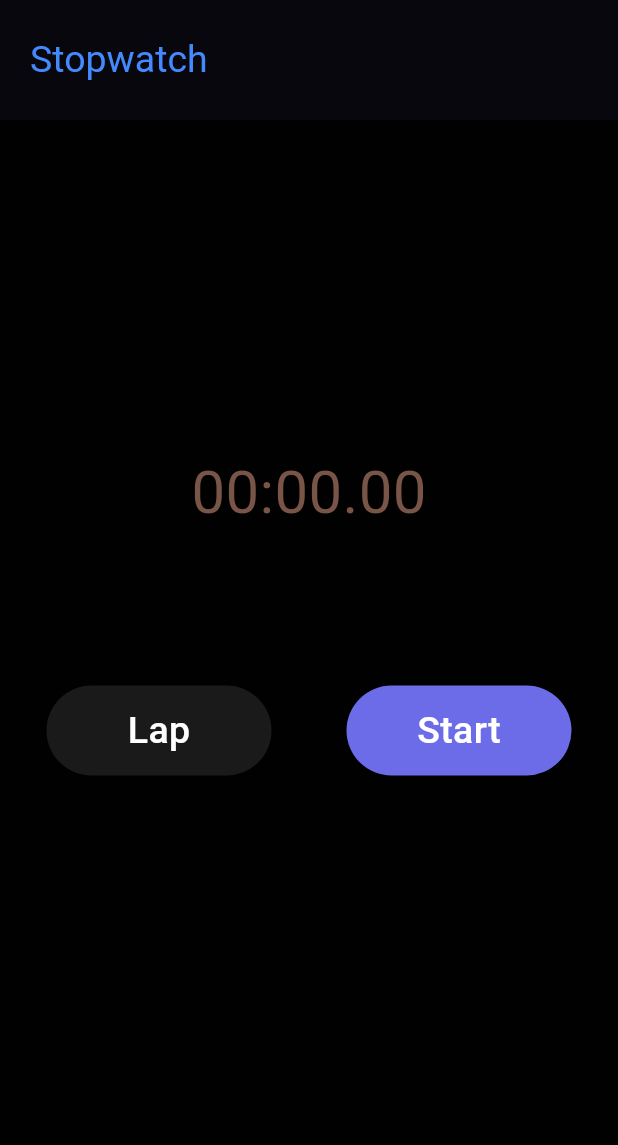
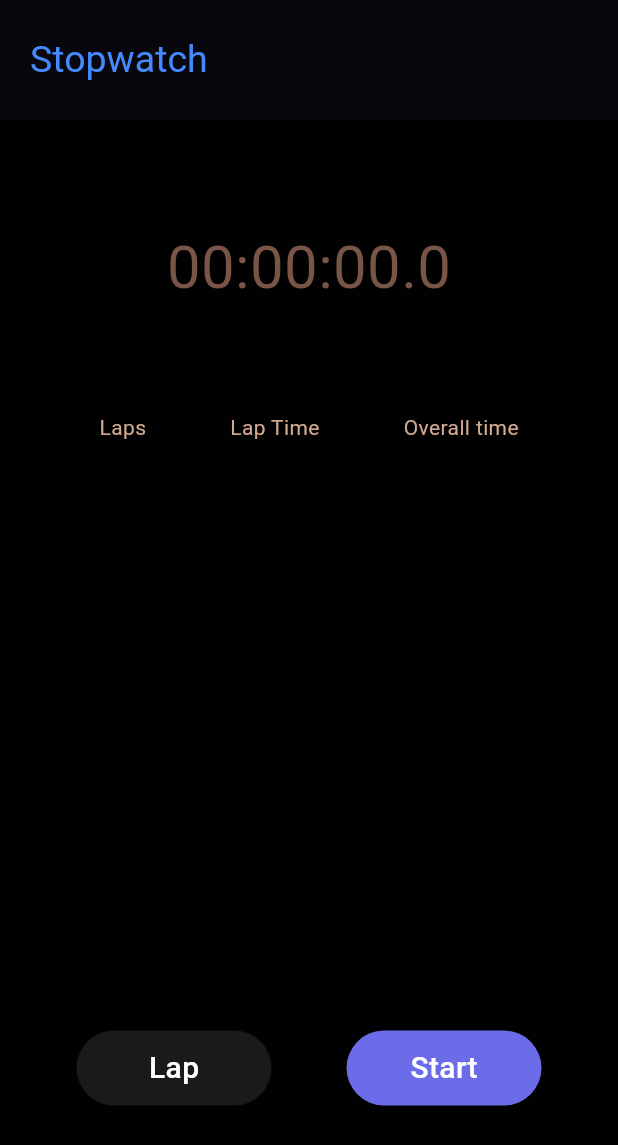
Before and after one commit to Mike-205/PRODIGY_AD_03, a Flutter app: the screen it shows after launch, on a phone screen of 412 x 824 dp. Shown: the top 1145 px of the screen. Run offline on Flutter 3.47's test engine with Material 3 defaults, Android fonts, the phone set to English and light mode, and no system bars.

Commit message:
provider state implementation

```diff
--- a/lib/components/app_buttons.dart
+++ b/lib/components/app_buttons.dart
@@ -1,25 +1,62 @@
 import 'package:flutter/cupertino.dart';
+import 'package:prodigy_ad_03/provider/my_timer.dart';
+import 'package:provider/provider.dart';
 
 import '../color/app_colors.dart';
 
 class AppButton extends StatelessWidget {
   final String text;
-  final Function() onPressed;
 
   const AppButton({
     super.key,
-    required this.text, required this.onPressed,
+    required this.text,
   });
 
   @override
   Widget build(BuildContext context) {
+    final stopwatchProvider = Provider.of<StopWatchProvider>(context);
+    Function() onTapFunction;
+    Color backgroundColor;
+
+    switch (text) {
+      case 'Start':
+        backgroundColor = AppColors.buttonColor1;
+        onTapFunction =stopwatchProvider.start;
+        break;
+
+      case 'Stop':
+        backgroundColor = AppColors.buttonColor3;
+        onTapFunction = stopwatchProvider.stop;
+        break;
+
+      case 'Resume':
+        backgroundColor = AppColors.displayColor;
+        onTapFunction = stopwatchProvider.resume;
+        break;
+
+      case 'Reset':
+        backgroundColor = AppColors.buttonColor2;
+        onTapFunction = stopwatchProvider.reset;
+        break;
+
+      case 'Lap':
+        backgroundColor = AppColors.buttonColor2;
+        onTapFunction = stopwatchProvider.lap;
+        break;
+
+      default:
+        backgroundColor = AppColors.buttonColor2;
+        onTapFunction = (){};
+        break;
+    }
+
     return GestureDetector(
-      onTap: onPressed,
+      onTap: onTapFunction,
       child: Container(
-        width: 150,
-        height: 60,
+        width: 130,
+        height: 50,
         decoration: BoxDecoration(
-          color: text == 'Start'? AppColors.buttonColor1 : (text == 'Stop'? AppColors.buttonColor3 : (text == 'Resume'? AppColors.displayColor : AppColors.buttonColor2)),
+          color: backgroundColor,
           borderRadius: BorderRadius.circular(30)
         ),
         child: Center(
@@ -27,7 +64,7 @@ class AppButton extends StatelessWidget {
             text,
             style: TextStyle(
               color: AppColors.buttonTextColor1,
-              fontSize: 25,
+              fontSize: 20,
               fontWeight: FontWeight.w500
             ),
           ),
--- a/lib/main.dart
+++ b/lib/main.dart
@@ -13,9 +13,12 @@ class MyApp extends StatelessWidget {
   // This widget is the root of your application.
   @override
   Widget build(BuildContext context) {
-    return const MaterialApp(
-      debugShowCheckedModeBanner: false,
-      home: HomePage(),
+    return ChangeNotifierProvider(
+      create: (context) => StopWatchProvider(),
+      child: const MaterialApp(
+        debugShowCheckedModeBanner: false,
+        home: HomePage(),
+      )
     );
   }
 }
--- a/lib/page/home_page.dart
+++ b/lib/page/home_page.dart
@@ -1,5 +1,7 @@
 import 'package:flutter/material.dart';
 import 'package:prodigy_ad_03/components/app_buttons.dart';
+import 'package:prodigy_ad_03/provider/my_timer.dart';
+import 'package:provider/provider.dart';
 
 import '../color/app_colors.dart';
 
@@ -11,17 +13,28 @@ class HomePage extends StatefulWidget {
 }
 
 class _HomePageState extends State<HomePage> {
-  bool isRunning = false;
-  bool stopClicked = false;
 
-  void startClicked (){
-    setState(() {
-      isRunning = !isRunning;
-    });
+  String formatDuration(Duration duration) {
+    String twoDigits(int n) => n.toString().padLeft(2, "0");
+    String twoDigitMinutes = twoDigits(duration.inMinutes.remainder(60));
+    String twoDigitSeconds = twoDigits(duration.inSeconds.remainder(60));
+    String twoDigitMilliseconds =
+    twoDigits(duration.inMilliseconds.remainder(1000) ~/ 10);
+    return "$twoDigitMinutes:$twoDigitSeconds.$twoDigitMilliseconds";
+  }
+
+  Duration calculateLapTime(List<Duration> laps, int index) {
+    if (index == 0) {
+      return laps[0];
+    } else {
+      return laps[index] - laps[index - 1];
+    }
   }
 
   @override
   Widget build(BuildContext context) {
+    final stopwatchProvider = Provider.of<StopWatchProvider>(context);
+    List<Duration> laps = stopwatchProvider.laps;
     return Scaffold(
       backgroundColor: AppColors.backgroundColor,
       appBar: AppBar(
@@ -38,12 +51,12 @@ class _HomePageState extends State<HomePage> {
           child: Column(
             children: [
               Container(
-                margin: const EdgeInsets.only(top: 200),
+                margin: const EdgeInsets.only(top: 50),
                 child: Row(
                   mainAxisAlignment: MainAxisAlignment.center,
                   children: [
                     Text(
-                      '00:00.00',
+                      stopwatchProvider.formattedTime,
                       style: TextStyle(
                         color: Colors.brown.shade500,
                         fontSize: 40
@@ -52,14 +65,46 @@ class _HomePageState extends State<HomePage> {
                   ],
                 ),
               ),
-              const SizedBox(height: 100),
+              const SizedBox(height: 50),
+
               Row(
                 mainAxisAlignment: MainAxisAlignment.center,
                 children: [
-                  AppButton(text: "Lap", onPressed: () => (){}),
-                  const SizedBox(width: 50),
-                  AppButton(text: isRunning? "Stop" : "Start", onPressed: startClicked)
+                  SizedBox(
+                    height: 350, // Set your maximum height here
+                    child: SingleChildScrollView(
+                      child: DataTable(
+                        headingTextStyle: TextStyle(color: AppColors.displayColor),
+                        columns: const [
+                          DataColumn(label: Text('Laps')),
+                          DataColumn(label: Text('Lap Time')),
+                          DataColumn(label: Text('Overall time')),
+                        ],
+                        rows: List<DataRow>.generate(
+                          laps.length,
+                              (index) => DataRow(
+                            cells: [
+                              DataCell(Text('${index + 1}', style: TextStyle(color: Colors.pinkAccent.withOpacity(.8)),)),
+                              DataCell(Text(formatDuration(calculateLapTime(laps, index)), style: TextStyle(color: Colors.blue.withOpacity(.3)))),
+                              DataCell(Text(formatDuration(laps[index]), style: TextStyle(color: AppColors.buttonColor1.withOpacity(.3)),)),
+                            ],
+                          ),
+                        ),
+                      ),
+                    ),
+                  ),
                 ],
+              ),
+              Container(
+                margin: const EdgeInsets.only(top: 80),
+                child: const Row(
+                  mainAxisAlignment: MainAxisAlignment.center,
+                  children: [
+                    AppButton(text: 'Lap'),
+                    SizedBox(width: 50),
+                    AppButton(text: 'Start')
+                  ],
+                ),
               )
             ],
           ),
--- /dev/null
+++ b/lib/provider/my_button_provider.dart
@@ -0,0 +1,12 @@
+import 'package:flutter/cupertino.dart';
+
+class ButtonProvider extends ChangeNotifier{
+  String _buttonText = 'Start';
+
+  String get buttonText => _buttonText;
+
+  void toggleButtonText (){
+    _buttonText = (_buttonText == "Start") ? 'Stop' : "Start";
+    notifyListeners();
+  }
+}
--- a/lib/provider/my_timer.dart
+++ b/lib/provider/my_timer.dart
@@ -0,0 +1,59 @@
+import 'dart:async';
+
+import 'package:flutter/cupertino.dart';
+
+class StopWatchProvider with ChangeNotifier{
+  final Stopwatch _stopwatch = Stopwatch();
+  Timer? _timer;
+  Duration _elapsedTime = Duration.zero;
+  final List<Duration> _laps = [];
+
+  StopWatchProvider() {
+    _timer = Timer.periodic(const Duration(milliseconds: 100), _onTick);
+  }
+
+  void _onTick (Timer timer) {
+    if (_stopwatch.isRunning) {
+      _elapsedTime = _stopwatch.elapsed;
+      notifyListeners();
+    }
+  }
+
+  String get formattedTime {
+    final hours = _elapsedTime.inHours.toString().padLeft(2, '0');
+    final minutes = (_elapsedTime.inMinutes % 60).toString().padLeft(2, '0');
+    final seconds = (_elapsedTime.inSeconds % 60).toString().padLeft(2, '0');
+    final milliseconds = ((_elapsedTime.inMilliseconds % 1000) / 100).floor().toString().padLeft(1, '0');
+    return '$hours:$minutes:$seconds.$milliseconds';
+  }
+
+  void start (){
+    _stopwatch.start();
+    notifyListeners();
+  }
+
+  void stop (){
+    _stopwatch.stop();
+    notifyListeners();
+  }
+
+  void resume (){
+    _stopwatch.start();
+    notifyListeners();
+  }
+
+  List<Duration> get laps => _laps;
+
+  void lap (){
+    if (_stopwatch.isRunning) {
+      _laps.add(_elapsedTime);
+      notifyListeners();
+    }
+  }
+
+  void reset (){
+    _stopwatch.reset();
+    _elapsedTime = Duration.zero;
+    notifyListeners();
+  }
+}
```
